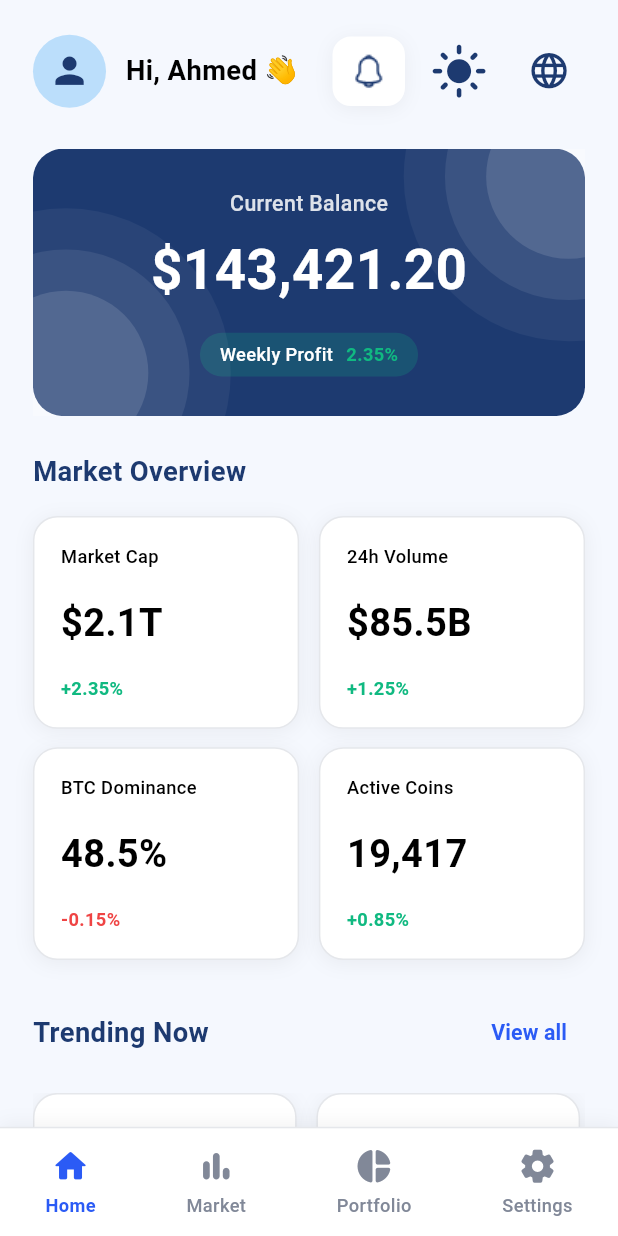
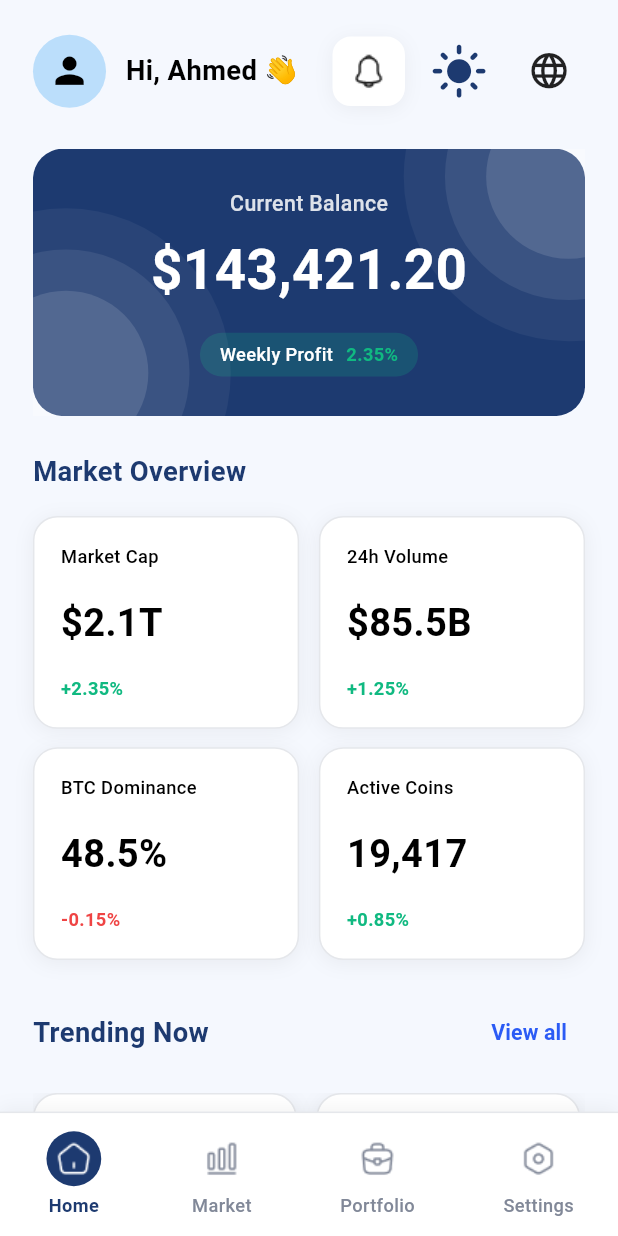
Before and after one commit to azzas7dawy/Fintech-App, a Flutter app: the screen it shows after launch, on a phone screen of 412 x 824 dp. Run offline on Flutter 3.47's test engine with Material 3 defaults, Android fonts, the phone set to English and light mode, and no system bars; our stand-ins replace dio, easy_localization, flutter_bloc, flutter_screenutil, freezed_annotation, get_it and 7 more; accounts and stored records are empty; generated files the repository leaves out were written again.

Commit message:
Fix review comments

```diff
--- a/lib/core/extensions/theme_extension.dart
+++ b/lib/core/extensions/theme_extension.dart
@@ -1,5 +1,3 @@
-// lib/core/theme/theme_extensions.dart
-
 import 'package:fintech_app/core/theme/app_colors.dart';
 import 'package:flutter/material.dart';
 
@@ -8,31 +6,28 @@ extension ThemeExtension on BuildContext {
 
   ColorScheme get colorScheme => Theme.of(this).colorScheme;
 
-  // ألوان الـ containers
-  Color get containerBackground => isDarkMode
-      ?  AppColors.gray800
-      :   const Color.fromARGB(255, 227, 229, 234);
+  // Containers / Surfaces
+  Color get containerBackground =>
+      isDarkMode ? AppColors.surfaceVariant : const Color(0xFFE3E5EA);
 
-  // Color get cardBorder => isDarkMode
-  //     ? const Color(0xFF2C2C2C)
-  //     : const Color(0xFFD1D5DB);
+  // Text
+  Color get primaryText => isDarkMode ? Colors.white : Colors.black;
+  Color get mainText => isDarkMode ? Colors.white : AppColors.primaryDark;
 
-  // ألوان النصوص
-  Color get primaryText => isDarkMode ? Colors.white : Colors.black;
-  Color get mainText => isDarkMode ? Colors.white : const Color(0xFF1D3A70);
+  Color get secondaryText =>
+      isDarkMode ? const Color(0xFFB0B0B0) : AppColors.textSecondary;
 
-  Color get secondaryText => isDarkMode
-      ? const Color(0xFFB0B0B0)
-      :  AppColors.gray400;
+  Color get bttnav => AppColors.primary;
 
-  // ألوان الأيقونات
+  // Icons
   Color get iconColor => isDarkMode ? Colors.white70 : Colors.black87;
 
-  Color get cardBackground => isDarkMode ? AppColors.gray800 : Colors.white;
+  // Cards
+  Color get cardBackground =>
+      isDarkMode ? AppColors.surfaceVariant : Colors.white;
 
-  Color get cardBorderColor => isDarkMode
-      ? Colors.white10
-      : const Color(0xFFE5E7EB);
+  Color get cardBorderColor =>
+      isDarkMode ? Colors.white10 : const Color(0xFFE5E7EB);
 
   List<BoxShadow> get cardShadow => isDarkMode
       ? []
--- a/lib/core/theme/app_colors.dart
+++ b/lib/core/theme/app_colors.dart
@@ -2,18 +2,38 @@ import 'package:flutter/widgets.dart';
 
 class AppColors {
   AppColors._();
-  static const mainColor = Color(0xFF1D3A70);
-  static const darkModeBackGroundColor = Color(0xFF121212);
-  static const lightModeBackGroundColor = Color(0xFFF5F8FE);
-  static const darkModeContainerColor = Color(0xFF0D0D0D);
-   static const darkBlue = Color(0xff1E1F4B);
-  static const gray = Color(0xff5D5C5D);
-  static const greenText = Color(0xff152C07);
-  static const gray400 = Color(0xff818898);
-  static const gray500 = Color(0xff666D80);
-  static const gray700 = Color(0xff272835);
-  static const gray800 = Color(0xff1A1B25);
-  static const lightOrange = Color(0xffF7931A);
 
-  static const shadowColor = Color(0xFF0D0D12);
+  // Primary Colors
+  static const primary = Color(0xFF2B5BF5);
+  static const primaryDark = Color(0xFF1D3A70);
+
+
+
+  // Background Colors
+  static const backgroundDark = Color(0xFF121212);
+  static const backgroundLight = Color(0xFFF5F8FE);
+  static const containerDark = Color(0xFF0D0D0D);
+
+  // Surface / Card Colors
+  static const surfaceDark = Color(0xff1E1F4B);
+
+  // error color
+  static const errorColor = Color(0xffF7931A);
+
+  // Text Colors
+  static const textPrimary = Color(0xff152C07); // كان greenText
+  static const textSecondary = Color(0xff818898); // gray400
+  static const textTertiary = Color(0xff666D80); // gray500
+  static const textDisabled = Color(0xff5D5C5D); // gray
+
+  // Border Colors / Dividers
+  static const borderColor = Color(0xff272835); // gray700
+
+  // Surface Variants
+  static const surfaceVariant = Color(0xff1A1B25); // gray800
+
+  // Accent / Warning / Utility
+  static const accentOrange = Color(0xffF7931A); // lightOrange
+  static const shadow = Color(0xFF0D0D12);
+
 }
--- a/lib/core/theme/app_shadows.dart
+++ b/lib/core/theme/app_shadows.dart
@@ -4,7 +4,7 @@ import 'package:flutter/widgets.dart';
 class AppShadows {
   AppShadows._();
   static BoxShadow boxShadow1 = BoxShadow(
-    color: AppColors.shadowColor.withValues(alpha: .6),
+    color: AppColors.shadow.withValues(alpha: .6),
     offset: const Offset(0, 1),
     blurRadius: 2,
     spreadRadius: 0,
--- a/lib/core/theme/icon_for_toggle_mode.dart
+++ b/lib/core/theme/icon_for_toggle_mode.dart
@@ -19,7 +19,7 @@ class IconForToggleMode extends StatelessWidget {
       },
       icon: Icon(
         context.isDarkMode ? Icons.dark_mode : Icons.light_mode,
-        color: context.isDarkMode ? Colors.white : AppColors.mainColor,
+        color: context.isDarkMode ? Colors.white : AppColors.primaryDark,
         size: 35.w,
       ),
     );
--- a/lib/core/theme/theme_modes/dark_mode.dart
+++ b/lib/core/theme/theme_modes/dark_mode.dart
@@ -5,48 +5,39 @@ import 'package:flutter/material.dart';
 ThemeData getDarkModeTheme() {
   return ThemeData(
     brightness: Brightness.dark,
-    scaffoldBackgroundColor: AppColors.darkModeBackGroundColor,
+    scaffoldBackgroundColor: AppColors.backgroundDark,
 
-    //=======================  الحاجات اللي مش بتاخد لون زي مثلا ال مسطره
     colorScheme: ColorScheme.fromSeed(
-      seedColor: AppColors.gray400,
+      seedColor: AppColors.textSecondary,
       brightness: Brightness.dark,
     ),
 
-    //======================= app bar =======================
     appBarTheme: AppBarTheme(
-      backgroundColor: AppColors.darkModeBackGroundColor,
+      backgroundColor: AppColors.backgroundDark,
       foregroundColor: Colors.white,
-
       titleTextStyle: AppTextStyles.styles.latoW600S24.copyWith(
-        color: AppColors.mainColor,
+        color: Colors.white,
       ),
     ),
 
-    //======================= text theme=======================
-    textTheme: ThemeData.light().textTheme.apply(bodyColor: Colors.white),
+    textTheme: ThemeData.light().textTheme.apply(
+      bodyColor: Colors.white,
+      displayColor: Colors.white,
+    ),
 
-    //======================= btns =======================
     elevatedButtonTheme: ElevatedButtonThemeData(
       style: ElevatedButton.styleFrom(
         minimumSize: const Size(double.infinity, 52),
-
         backgroundColor: Colors.white,
-        foregroundColor: AppColors.mainColor,
-
-        //================= onpressed  مفيش  معطل ====
-        // disabledBackgroundColor: AppColors.gray800,
-        // disabledForegroundColor: AppColors.gray400,
+        foregroundColor: AppColors.primaryDark,
         shape: RoundedRectangleBorder(
           borderRadius: BorderRadius.circular(12),
-
-          side: const BorderSide(color: AppColors.gray700),
+          side: const BorderSide(color: AppColors.borderColor),
         ),
         textStyle: AppTextStyles.styles.latoW400S14,
       ),
     ),
 
-    //====================== input decoration theme  borders ==============================
     inputDecorationTheme: InputDecorationTheme(
       border: const OutlineInputBorder(
         borderSide: BorderSide(color: Colors.black45),
@@ -56,19 +47,19 @@ ThemeData getDarkModeTheme() {
         borderSide: BorderSide(color: Colors.black45),
         borderRadius: BorderRadius.all(Radius.circular(8)),
       ),
-      errorBorder: const OutlineInputBorder(
-        borderSide: BorderSide(color: Colors.red),
-        borderRadius: BorderRadius.all(Radius.circular(8)),
+      errorBorder: OutlineInputBorder(
+        borderSide: BorderSide(color: AppColors.errorColor),
+        borderRadius: const BorderRadius.all(Radius.circular(8)),
       ),
       disabledBorder: const OutlineInputBorder(
         borderSide: BorderSide(color: Colors.grey),
         borderRadius: BorderRadius.all(Radius.circular(8)),
       ),
-      focusedBorder: const OutlineInputBorder(
-        borderSide: BorderSide(color: AppColors.mainColor),
-        borderRadius: BorderRadius.all(Radius.circular(8)),
+      focusedBorder: OutlineInputBorder(
+        borderSide: BorderSide(color: AppColors.primary),
+        borderRadius: const BorderRadius.all(Radius.circular(8)),
       ),
-      fillColor: AppColors.gray800,
+      fillColor: AppColors.surfaceVariant,
       filled: true,
       labelStyle: AppTextStyles.styles.latoW400S14,
       hintStyle: AppTextStyles.styles.latoW400S16,
--- a/lib/core/theme/theme_modes/light_mode.dart
+++ b/lib/core/theme/theme_modes/light_mode.dart
@@ -5,44 +5,36 @@ import 'package:flutter/material.dart';
 ThemeData getLightModeTheme() {
   return ThemeData(
     brightness: Brightness.light,
-    scaffoldBackgroundColor: AppColors.lightModeBackGroundColor,
+    scaffoldBackgroundColor: AppColors.backgroundLight,
 
-    //=======================  الحاجات اللي مش بتاخد لون زي مثلا ال مسطره
     colorScheme: ColorScheme.fromSeed(
-      seedColor: AppColors.mainColor,
+      seedColor: AppColors.primaryDark,
       brightness: Brightness.light,
     ),
 
-    //======================= app bar =======================
     appBarTheme: AppBarTheme(
-      backgroundColor: AppColors.lightModeBackGroundColor,
-      foregroundColor: AppColors.mainColor,
+      backgroundColor: AppColors.backgroundLight,
+      foregroundColor: AppColors.primaryDark,
       titleTextStyle: AppTextStyles.styles.latoW600S24,
     ),
 
-    //======================= text theme=======================
     textTheme: ThemeData.light().textTheme.apply(
       bodyColor: Colors.black,
       displayColor: Colors.black,
     ),
 
-    //======================= btns =======================
     elevatedButtonTheme: ElevatedButtonThemeData(
       style: ElevatedButton.styleFrom(
         minimumSize: const Size(double.infinity, 52),
-
-        backgroundColor: AppColors.mainColor,
+        backgroundColor: AppColors.primaryDark,
         foregroundColor: Colors.white,
-
-        //================= onpressed  مفيش  معطل ====
-        disabledBackgroundColor: Colors.grey,
-        disabledForegroundColor: Colors.grey[300],
+        disabledBackgroundColor: AppColors.textDisabled,
+        disabledForegroundColor: Colors.white70,
         shape: RoundedRectangleBorder(borderRadius: BorderRadius.circular(12)),
         textStyle: AppTextStyles.styles.latoW400S16,
       ),
     ),
 
-    //====================== input decoration theme  borders ==============================
     inputDecorationTheme: const InputDecorationTheme(
       border: OutlineInputBorder(
         borderSide: BorderSide(color: Colors.black45),
@@ -53,7 +45,7 @@ ThemeData getLightModeTheme() {
         borderRadius: BorderRadius.all(Radius.circular(8)),
       ),
       errorBorder: OutlineInputBorder(
-        borderSide: BorderSide(color: Colors.red),
+        borderSide: BorderSide(color: AppColors.errorColor),
         borderRadius: BorderRadius.all(Radius.circular(8)),
       ),
       disabledBorder: OutlineInputBorder(
@@ -61,7 +53,7 @@ ThemeData getLightModeTheme() {
         borderRadius: BorderRadius.all(Radius.circular(8)),
       ),
       focusedBorder: OutlineInputBorder(
-        borderSide: BorderSide(color: AppColors.mainColor),
+        borderSide: BorderSide(color: AppColors.primaryDark),
         borderRadius: BorderRadius.all(Radius.circular(8)),
       ),
       labelStyle: TextStyle(color: Colors.black45),
--- a/lib/features/home/ui/widget/app_bar_section.dart
+++ b/lib/features/home/ui/widget/app_bar_section.dart
@@ -2,6 +2,7 @@ import 'package:easy_localization/easy_localization.dart';
 import 'package:fintech_app/core/extensions/theme_extension.dart';
 import 'package:fintech_app/core/theme/app_colors.dart';
 import 'package:fintech_app/core/theme/icon_for_toggle_mode.dart';
+import 'package:fintech_app/features/home/ui/widget/togglebutton_appbar.dart';
 import 'package:flutter/material.dart';
 import 'package:flutter_screenutil/flutter_screenutil.dart';
 
@@ -14,16 +15,16 @@ class AppBarSection extends StatelessWidget {
       children: [
         CircleAvatar(
           radius: 24.r,
-          backgroundColor: context.isDarkMode
-              ? AppColors.darkModeContainerColor
-              : Colors.blue.shade100,
+          backgroundColor:
+          context.isDarkMode ? AppColors.surfaceVariant : Colors.blue.shade100,
           child: Icon(
             Icons.person,
             size: 28.sp,
-            color: context.isDarkMode ? Colors.white : AppColors.mainColor,
+            color: context.primaryText,
           ),
         ),
         SizedBox(width: 12.w),
+
         Text(
           tr('home.greeting', args: ['Ahmed']),
           style: TextStyle(
@@ -32,54 +33,29 @@ class AppBarSection extends StatelessWidget {
             color: context.primaryText,
           ),
         ),
+
         const Spacer(),
+
         Container(
           padding: EdgeInsets.all(10.w),
           decoration: BoxDecoration(
-            color: context.isDarkMode ? AppColors.gray800 : Colors.white,
+            color: context.cardBackground,
             borderRadius: BorderRadius.circular(12.r),
-            boxShadow: context.isDarkMode
-                ? []
-                : [
-                    BoxShadow(
-                      color: Colors.black.withOpacity(0.05),
-                      blurRadius: 10,
-                      offset: const Offset(0, 2),
-                    ),
-                  ],
+            boxShadow: context.cardShadow,
           ),
           child: Image.asset(
             'assets/icons/notification.png',
             width: 24.w,
             height: 24.h,
+            color: context.iconColor,
           ),
         ),
+
         SizedBox(width: 8.w),
         const IconForToggleMode(),
         SizedBox(width: 8.w),
-        const _LanguageToggleButton(),
+        const LanguageToggleButton(),
       ],
     );
   }
 }
-
-class _LanguageToggleButton extends StatelessWidget {
-  const _LanguageToggleButton();
-
-  @override
-  Widget build(BuildContext context) {
-    final isArabic = context.locale.languageCode == 'ar';
-    return IconButton(
-      onPressed: () async {
-        final newLocale = isArabic ? const Locale('en') : const Locale('ar');
-        await context.setLocale(newLocale);
-      },
-      icon: Icon(
-        Icons.language,
-        size: 28.sp,
-        color: context.isDarkMode ? Colors.white : AppColors.mainColor,
-      ),
-      tooltip: tr('home.change_language_tooltip'),
-    );
-  }
-}
--- a/lib/features/home/ui/widget/balance_card.dart
+++ b/lib/features/home/ui/widget/balance_card.dart
@@ -2,6 +2,8 @@ import 'package:easy_localization/easy_localization.dart';
 import 'package:fintech_app/core/extensions/theme_extension.dart';
 import 'package:flutter/material.dart';
 import 'package:flutter_screenutil/flutter_screenutil.dart';
+
+import 'nested_circles.dart';
 
 class BalanceCard extends StatelessWidget {
   const BalanceCard({super.key});
@@ -17,9 +19,7 @@ class BalanceCard extends StatelessWidget {
           decoration: BoxDecoration(
             color: const Color(0xFF1D3A70),
             borderRadius: BorderRadius.circular(20.r),
-            boxShadow: const [
-
-            ],
+            boxShadow: const [],
           ),
           child: Column(
             crossAxisAlignment: CrossAxisAlignment.center,
@@ -86,70 +86,16 @@ class BalanceCard extends StatelessWidget {
         Positioned(
           top: -90.h,
           right: -90.w,
-          child: nestedCircles(
-            big: 200.w,
-            mid: 150.w,
-            small: 100.w,
-          ),
+          child: nestedCircles(big: 200.w, mid: 150.w, small: 100.w),
         ),
 
         // -------------------- BOTTOM LEFT (2/3 VISIBLE) --------------------
         Positioned(
           bottom: -80.h,
           left: -80.w,
-          child: nestedCircles(
-            big: 200.w,
-            mid: 150.w,
-            small: 100.w,
-          ),
+          child: nestedCircles(big: 200.w, mid: 150.w, small: 100.w),
         ),
       ],
     );
   }
-
-  // -------------------- NESTED CIRCLES WIDGET --------------------
-  Widget nestedCircles({
-    required double big,
-    required double mid,
-    required double small,
-  }) {
-    return SizedBox(
-      width: big,
-      height: big,
-      child: Stack(
-        alignment: Alignment.center,
-        children: [
-          // Big circle
-          Container(
-            width: big,
-            height: big,
-            decoration: BoxDecoration(
-              shape: BoxShape.circle,
-              color: Colors.white.withOpacity(0.05),
-            ),
-          ),
-
-          // Mid circle
-          Container(
-            width: mid,
-            height: mid,
-            decoration: BoxDecoration(
-              shape: BoxShape.circle,
-              color: Colors.white.withOpacity(0.08),
-            ),
-          ),
-
-          // Small circle
-          Container(
-            width: small,
-            height: small,
-            decoration: BoxDecoration(
-              shape: BoxShape.circle,
-              color: Colors.white.withOpacity(0.12),
-            ),
-          ),
-        ],
-      ),
-    );
-  }
 }
--- a/lib/features/home/ui/widget/bottom_nav_bar.dart
+++ b/lib/features/home/ui/widget/bottom_nav_bar.dart
@@ -29,25 +29,25 @@ class BottomNavBar extends StatelessWidget {
         mainAxisAlignment: MainAxisAlignment.spaceAround,
         children: [
           BottomNavItem(
-            icon: Icons.home_rounded,
+            image: 'assets/icons/home.png',
             label: tr('home.nav.home'),
             isSelected: true,
             onTap: () {},
           ),
           BottomNavItem(
-            icon: Icons.bar_chart_rounded,
+            image: 'assets/icons/chart.png',
             label: tr('home.nav.market'),
             isSelected: false,
             onTap: () {},
           ),
           BottomNavItem(
-            icon: Icons.pie_chart_rounded,
+            image: 'assets/icons/briefcase.png',
             label: tr('home.nav.portfolio'),
             isSelected: false,
             onTap: () {},
           ),
           BottomNavItem(
-            icon: Icons.settings_rounded,
+            image: 'assets/icons/setting.png',
             label: tr('home.nav.settings'),
             isSelected: false,
             onTap: () {},
--- a/lib/features/home/ui/widget/bottom_nav_item.dart
+++ b/lib/features/home/ui/widget/bottom_nav_item.dart
@@ -2,15 +2,17 @@ import 'package:fintech_app/core/extensions/theme_extension.dart';
 import 'package:flutter/material.dart';
 import 'package:flutter_screenutil/flutter_screenutil.dart';
 
+import '../../../../core/theme/app_colors.dart';
+
 class BottomNavItem extends StatelessWidget {
-  final IconData icon;
+  final String  image;
   final String label;
   final bool isSelected;
   final VoidCallback onTap;
 
   const BottomNavItem({
     Key? key,
-    required this.icon,
+    required this.image,
     required this.label,
     required this.isSelected,
     required this.onTap,
@@ -23,10 +25,24 @@ class BottomNavItem extends StatelessWidget {
       child: Column(
         mainAxisSize: MainAxisSize.min,
         children: [
-          Icon(
-            icon,
-            size: 26.sp,
-            color: isSelected ? const Color(0xFF2B5BF5) : context.secondaryText,
+          Container(
+            width: 36.w,
+            height: 36.h,
+            decoration: BoxDecoration(
+              color: isSelected
+                  ? AppColors.primaryDark
+                  : Colors.transparent, // أو لون خفيف لو عايز
+              shape: BoxShape.circle,
+            ),
+            padding: EdgeInsets.all(6.w),
+            child: Image.asset(
+              image,
+              width: 26.w,
+              height: 26.h,
+
+              // الأيقونة نفسها مش هتلون لو الـ item selected
+              color: isSelected ? Colors.white : context.secondaryText,
+            ),
           ),
           SizedBox(height: 4.h),
           Text(
@@ -34,7 +50,7 @@ class BottomNavItem extends StatelessWidget {
             style: TextStyle(
               fontSize: 12.sp,
               fontWeight: isSelected ? FontWeight.w600 : FontWeight.w500,
-              color: isSelected ? const Color(0xFF2B5BF5) : context.secondaryText,
+              color: isSelected ? AppColors.primaryDark : context.secondaryText,
             ),
           ),
         ],
--- /dev/null
+++ b/lib/features/home/ui/widget/nested_circles.dart
@@ -0,0 +1,46 @@
+import 'package:flutter/material.dart';
+
+Widget nestedCircles({
+  required double big,
+  required double mid,
+  required double small,
+}) {
+  return SizedBox(
+    width: big,
+    height: big,
+    child: Stack(
+      alignment: Alignment.center,
+      children: [
+        // Big circle
+        Container(
+          width: big,
+          height: big,
+          decoration: BoxDecoration(
+            shape: BoxShape.circle,
+            color: Colors.white.withOpacity(0.05),
+          ),
+        ),
+
+        // Mid circle
+        Container(
+          width: mid,
+          height: mid,
+          decoration: BoxDecoration(
+            shape: BoxShape.circle,
+            color: Colors.white.withOpacity(0.08),
+          ),
+        ),
+
+        // Small circle
+        Container(
+          width: small,
+          height: small,
+          decoration: BoxDecoration(
+            shape: BoxShape.circle,
+            color: Colors.white.withOpacity(0.12),
+          ),
+        ),
+      ],
+    ),
+  );
+}
--- /dev/null
+++ b/lib/features/home/ui/widget/togglebutton_appbar.dart
@@ -0,0 +1,26 @@
+import 'package:easy_localization/easy_localization.dart';
+import 'package:fintech_app/core/extensions/theme_extension.dart';
+import 'package:flutter/material.dart';
+import 'package:flutter_screenutil/flutter_screenutil.dart';
+
+class LanguageToggleButton extends StatelessWidget {
+  const LanguageToggleButton();
+
+  @override
+  Widget build(BuildContext context) {
+    final isArabic = context.locale.languageCode == 'ar';
+
+    return IconButton(
+      onPressed: () async {
+        final newLocale = isArabic ? const Locale('en') : const Locale('ar');
+        await context.setLocale(newLocale);
+      },
+      icon: Icon(
+        Icons.language,
+        size: 28.sp,
+        color: context.iconColor,
+      ),
+      tooltip: tr('home.change_language_tooltip'),
+    );
+  }
+}
--- a/lib/features/market/ui/widgets/coin_details_header.dart
+++ b/lib/features/market/ui/widgets/coin_details_header.dart
@@ -18,41 +18,19 @@ class CoinDetailsHeader extends StatelessWidget {
             Container(
               width: 36.w,
               height: 36.h,
-
               decoration: BoxDecoration(
-                color: isDark ? AppColors.lightOrange : Colors.white,
+                color: isDark ? AppColors.accentOrange : Colors.white,
                 shape: BoxShape.circle,
               ),
               child: Icon(
                 Icons.currency_bitcoin,
-                color: !isDark ? AppColors.lightOrange : Colors.white,
+                color: isDark ? Colors.white : AppColors.accentOrange,
               ),
             ),
             SizedBox(width: 12.w),
             Text('Bitcoin', style: AppTextStyles.styles.latoW700S20),
           ],
         ),
-
-        //   Container(
-        //     padding: EdgeInsets.symmetric(horizontal: 12.w, vertical: 6.h),
-        //     decoration: BoxDecoration(
-        //       color: isDark ? AppColors.darkModeContainerColor : AppColors.mainColor,
-        //       borderRadius: BorderRadius.circular(20.r),
-        //     ),
-        //     child: Row(
-        //       children: [
-        //         Icon(Icons.show_chart, size: 14.w, color: Colors.white),
-        //         SizedBox(width: 4.w),
-        //         Text(
-        //           '3.12%',
-        //           style: AppTextStyles.styles.latoW600S12.copyWith(
-        //             color: Colors.white,
-        //           ),
-        //         ),
-        //       ],
-        //     ),
-        //   ),
-        // ],
       ],
     );
   }
```
Lines whose indentation alone changed are shown as unchanged.
